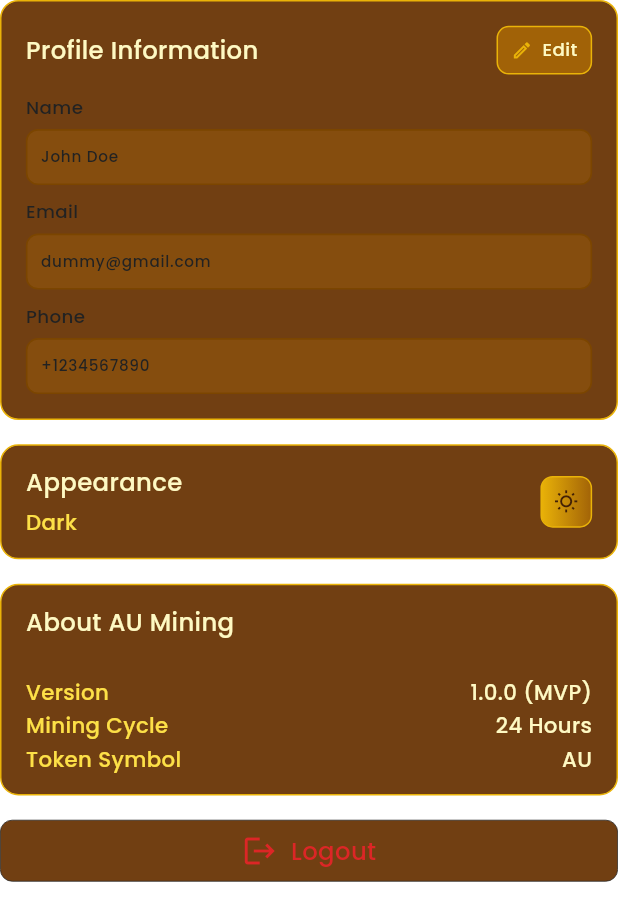
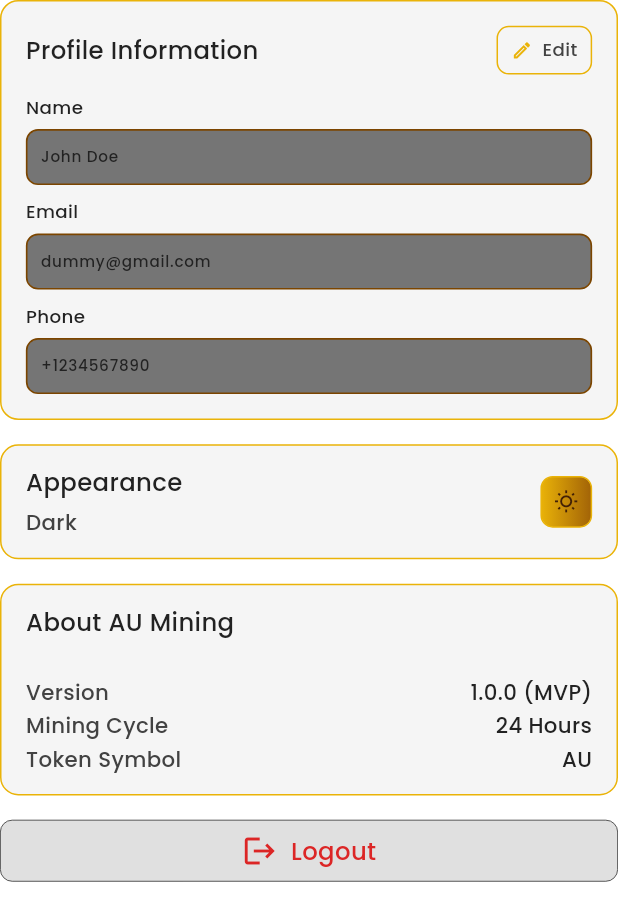
Before and after one commit to talhamehtab2014/mining_app, a Flutter app: the ProfileView screen opened by its route, on a phone screen of 412 x 824 dp. Shown: the top 921 px of the screen. Run offline on Flutter 3.47's test engine with Material 3 defaults, Android fonts, the light colour scheme and no system bars; our stand-ins replace auto_size_text, connectivity_plus, dio, firebase_core, flutter_screenutil, font_awesome_flutter and 7 more; accounts and stored records are empty; generated files the repository leaves out were written again.

Commit message:
refactor: update theme color usage in profile view and common widgets
- Enhanced theme data by adding `onTertiary` color for improved accessibility.
- Refactored `CommonTextFieldWidget` to utilize theme colors instead of hardcoded values.
- Updated `ProfileView` to accept `BuildContext` for dynamic theme color retrieval, ensuring consistency across UI components.
- Improved color references in profile-related widgets for better adherence to the current theme.

```diff
--- a/lib/src/core/resource/theme/theme_data.dart
+++ b/lib/src/core/resource/theme/theme_data.dart
@@ -17,6 +17,7 @@ ThemeData _createDarkThemeData(Palette palette) {
       onPrimaryFixedVariant: palette.yellow100,
       onSecondaryFixed: palette.yellow300,
       onSecondaryFixedVariant: palette.yellow200,
+      onTertiary: palette.white,
     ),
     scaffoldBackgroundColor: palette.background,
     dividerColor: palette.divider,
@@ -41,6 +42,7 @@ ThemeData _createLightThemeData(Palette palette) {
       onPrimaryFixedVariant: palette.blackColor,
       onSecondaryFixed: Colors.grey.shade800,
       onSecondaryFixedVariant: Colors.grey.shade700,
+      onTertiary: Colors.grey.shade800,
     ),
     scaffoldBackgroundColor: palette.background,
     dividerColor: palette.divider,
--- a/lib/src/presentation/common_widgets/common_text_field_widget.dart
+++ b/lib/src/presentation/common_widgets/common_text_field_widget.dart
@@ -41,7 +41,7 @@ class CommonTextFieldWidget extends StatelessWidget {
           decoration: BoxDecoration(
             color: isEnabled
                 ? Theme.of(context).colorScheme.onSecondary
-                : R.palette.yellow800,
+                : Theme.of(context).colorScheme.onPrimary,
             borderRadius: BorderRadius.circular(8.r),
             border: Border.all(color: R.palette.borderOrDivider, width: 1.w),
           ),
--- a/lib/src/presentation/post_login/profile/profile.dart
+++ b/lib/src/presentation/post_login/profile/profile.dart
@@ -27,11 +27,11 @@ class ProfileView extends StatelessWidget {
             child: controller.state.maybeWhen(
               initial: (state) => Column(
                 children: [
-                  editProfileCard(controller, state),
+                  editProfileCard(context, controller, state),
                   16.verticalSpace,
-                  darkLightSwitcher(state),
+                  darkLightSwitcher(context, state),
                   16.verticalSpace,
-                  profileTopHeaderCard(),
+                  profileTopHeaderCard(context),
                   16.verticalSpace,
                   logoutButton(context),
                 ],
@@ -44,11 +44,15 @@ class ProfileView extends StatelessWidget {
     );
   }
 
-  Widget editProfileCard(ProfileViewModel controller, ProfileModel? state) {
+  Widget editProfileCard(
+    BuildContext context,
+    ProfileViewModel controller,
+    ProfileModel? state,
+  ) {
     return Container(
       padding: EdgeInsets.all(16.sp),
       decoration: BoxDecoration(
-        color: R.palette.yellow900,
+        color: Theme.of(context).colorScheme.secondary,
         borderRadius: BorderRadius.circular(12.r),
         border: Border.all(color: R.palette.yellow500),
       ),
@@ -61,35 +65,48 @@ class ProfileView extends StatelessWidget {
                 text: AppStrings.profileInformation,
                 fontWeight: FontWeight.w500,
                 fontSize: 16.sp,
-                textColor: R.palette.yellow100,
+                textColor: Theme.of(context).colorScheme.onPrimaryFixedVariant,
               ),
               state?.isProfileEdited == true
                   ? Row(
                       mainAxisSize: MainAxisSize.min,
                       children: [
-                        actionButtons(false, AppStrings.cancel, () {
+                        actionButtons(
+                          false,
+                          AppStrings.cancel,
+                          () {
                             controller.onAction(
                               ProfileViewAction.editProfile(
                                 !(state?.isProfileEdited ?? false),
                               ),
                             );
-                        }, R.palette.red600),
+                          },
+                          R.palette.red600,
+                          null,
+                        ),
                         6.horizontalSpace,
                         actionButtons(
                           false,
                           AppStrings.save,
                           () {},
-                          R.palette.yellow700,
+                          Theme.of(context).colorScheme.secondary,
+                          Theme.of(context).colorScheme.tertiary,
                         ),
                       ],
                     )
-                  : actionButtons(true, AppStrings.edit, () {
+                  : actionButtons(
+                      true,
+                      AppStrings.edit,
+                      () {
                         controller.onAction(
                           ProfileViewAction.editProfile(
                             !(state?.isProfileEdited ?? false),
                           ),
                         );
-                    }, R.palette.yellow700),
+                      },
+                      Theme.of(context).colorScheme.secondary,
+                      Theme.of(context).colorScheme.onTertiary,
+                    ),
             ],
           ),
           16.verticalSpace,
@@ -118,11 +135,11 @@ class ProfileView extends StatelessWidget {
     );
   }
 
-  Widget darkLightSwitcher(ProfileModel? state) {
+  Widget darkLightSwitcher(BuildContext context, ProfileModel? state) {
     return Container(
       padding: EdgeInsets.all(16.sp),
       decoration: BoxDecoration(
-        color: R.palette.yellow900,
+        color: Theme.of(context).colorScheme.secondary,
         borderRadius: BorderRadius.circular(12.r),
         border: Border.all(color: R.palette.yellow500),
       ),
@@ -137,14 +154,14 @@ class ProfileView extends StatelessWidget {
                 text: AppStrings.appearance,
                 fontWeight: FontWeight.w500,
                 fontSize: 16.sp,
-                textColor: R.palette.yellow100,
+                textColor: Theme.of(context).colorScheme.onPrimaryFixedVariant,
               ),
               12.verticalSpace,
               CommonLabelTextWidget(
                 text: false ? AppStrings.light : AppStrings.dark,
                 fontWeight: FontWeight.w500,
                 fontSize: 14.sp,
-                textColor: R.palette.yellow300,
+                textColor: Theme.of(context).colorScheme.onSecondaryFixed,
               ),
             ],
           ),
@@ -172,11 +189,11 @@ class ProfileView extends StatelessWidget {
     );
   }
 
-  Widget profileTopHeaderCard() {
+  Widget profileTopHeaderCard(BuildContext context) {
     return Container(
       padding: EdgeInsets.all(16.sp),
       decoration: BoxDecoration(
-        color: R.palette.yellow900,
+        color: Theme.of(context).colorScheme.secondary,
         borderRadius: BorderRadius.circular(12.r),
         border: Border.all(color: R.palette.yellow500),
       ),
@@ -187,33 +204,33 @@ class ProfileView extends StatelessWidget {
             text: AppStrings.aboutAUMining,
             fontWeight: FontWeight.w500,
             fontSize: 16.sp,
-            textColor: R.palette.yellow100,
+            textColor: Theme.of(context).colorScheme.onPrimaryFixedVariant,
           ),
           32.verticalSpace,
-          versionRowItem(AppStrings.version, "1.0.0 (MVP)"),
+          versionRowItem(context, AppStrings.version, "1.0.0 (MVP)"),
           8.verticalSpace,
-          versionRowItem(AppStrings.miningCycle, '24 Hours'),
+          versionRowItem(context, AppStrings.miningCycle, '24 Hours'),
           8.verticalSpace,
-          versionRowItem(AppStrings.tokenSymbol, 'AU'),
+          versionRowItem(context, AppStrings.tokenSymbol, 'AU'),
         ],
       ),
     );
   }
 
-  Widget versionRowItem(title, value) => Row(
+  Widget versionRowItem(BuildContext context, title, value) => Row(
     mainAxisAlignment: MainAxisAlignment.spaceBetween,
     children: [
       CommonLabelTextWidget(
         text: title,
         fontWeight: FontWeight.w500,
         fontSize: 14.sp,
-        textColor: R.palette.yellow300,
+        textColor: Theme.of(context).colorScheme.onSecondaryFixed,
       ),
       CommonLabelTextWidget(
         text: value,
         fontWeight: FontWeight.w500,
         fontSize: 14.sp,
-        textColor: R.palette.yellow100,
+        textColor: Theme.of(context).colorScheme.onPrimaryFixedVariant,
       ),
     ],
   );
@@ -223,6 +240,7 @@ class ProfileView extends StatelessWidget {
     String title,
     VoidCallback callback,
     Color color,
+    Color? textColor,
   ) => GestureDetector(
     onTap: callback,
     child: Container(
@@ -242,7 +260,7 @@ class ProfileView extends StatelessWidget {
             text: title,
             fontWeight: FontWeight.w500,
             fontSize: 12.sp,
-            textColor: R.palette.yellow100,
+            textColor: textColor ?? R.palette.yellow100,
           ),
         ],
       ),
@@ -258,7 +276,7 @@ class ProfileView extends StatelessWidget {
               side: BorderSide(color: R.palette.yellow500),
               borderRadius: BorderRadius.circular(8.r),
             ),
-            backgroundColor: R.palette.yellow950,
+            backgroundColor: Theme.of(context).colorScheme.onSecondary,
             child: Container(
               padding: EdgeInsets.all(16.sp),
               child: Column(
@@ -268,14 +286,16 @@ class ProfileView extends StatelessWidget {
                     text: 'Are you sure you want to logout?',
                     fontWeight: FontWeight.w500,
                     fontSize: 14.sp,
-                    textColor: R.palette.yellow100,
+                    textColor: Theme.of(
+                      context,
+                    ).colorScheme.onPrimaryFixedVariant,
                   ),
                   16.verticalSpace,
                   CommonLabelTextWidget(
                     text: 'You\'ll need to login again to access your account.',
                     fontWeight: FontWeight.w500,
                     fontSize: 12.sp,
-                    textColor: R.palette.yellow300,
+                    textColor: Theme.of(context).colorScheme.onSecondaryFixed,
                     maxLines: 2,
                     textAlign: TextAlign.center,
                     textHeight: 1.2,
@@ -309,7 +329,7 @@ class ProfileView extends StatelessWidget {
         padding: EdgeInsets.symmetric(vertical: 8.h),
         alignment: Alignment.center,
         decoration: BoxDecoration(
-          color: R.palette.yellow900,
+          color: Theme.of(context).colorScheme.onSecondary,
           border: Border.all(color: R.palette.blackColor, width: 0.5),
           borderRadius: BorderRadius.circular(8.r),
         ),
```
Lines whose indentation alone changed are shown as unchanged.
